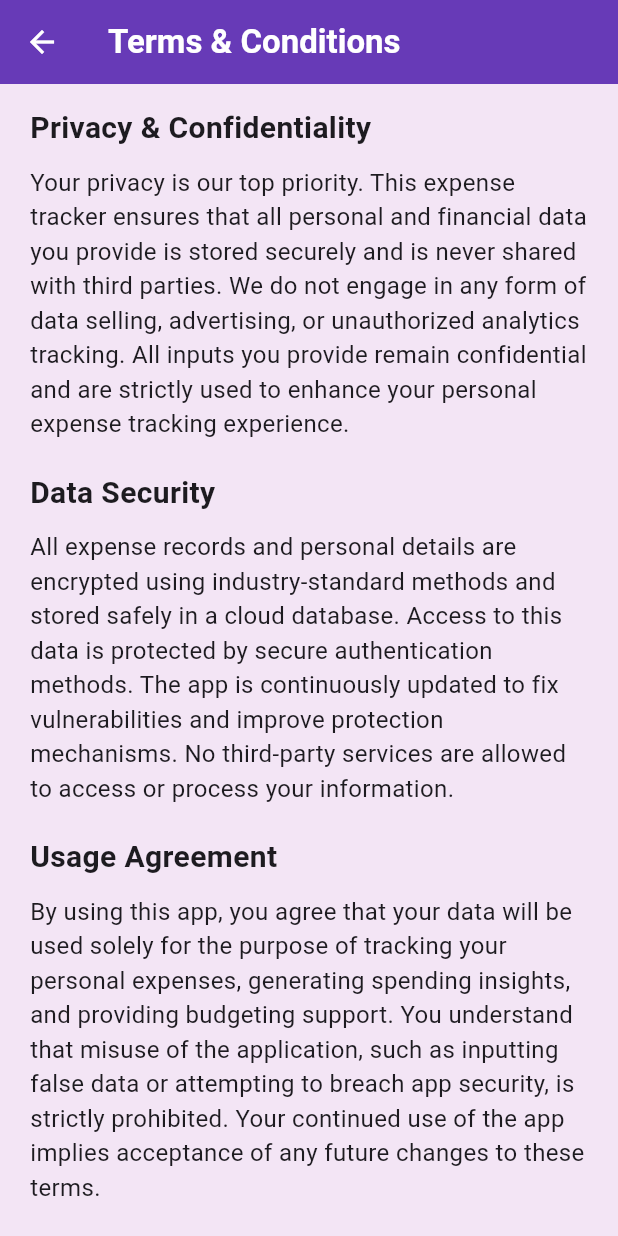
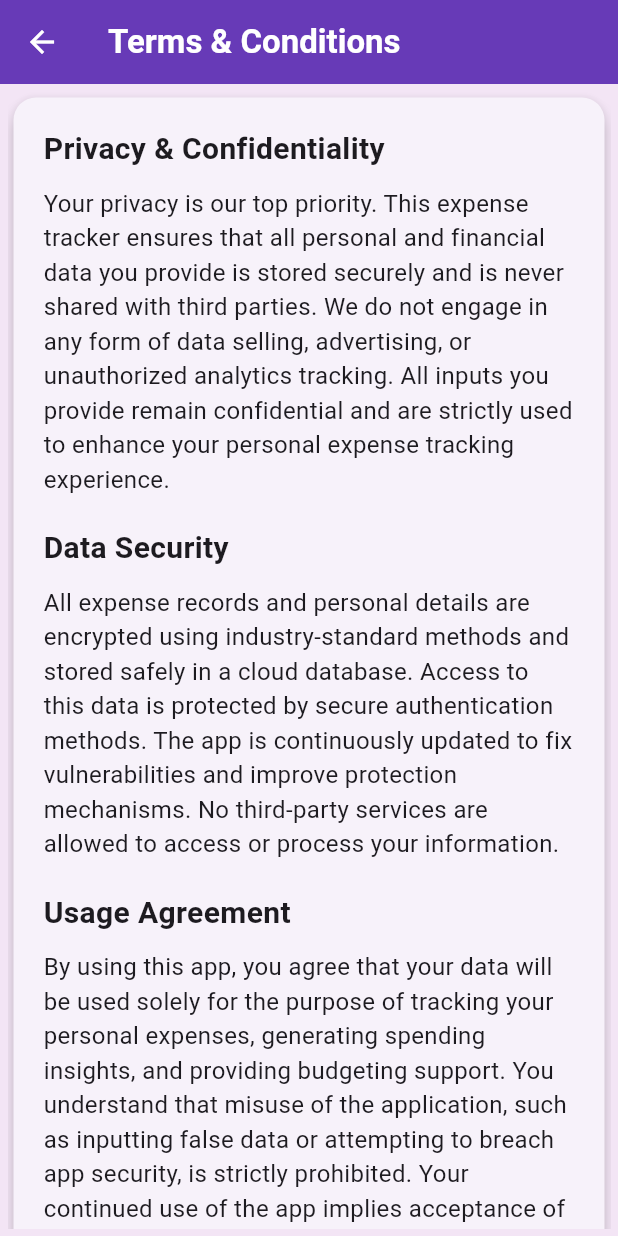
Before and after one commit to andersonnyeo/Trackify, a Flutter app: the TermsAndConditionsScreen screen opened directly, on a phone screen of 412 x 824 dp. Run offline on Flutter 3.47's test engine with Material 3 defaults, Android fonts, the phone set to English and light mode, and no system bars; our stand-ins replace cloud_firestore, firebase_auth, firebase_core, fl_chart, flutter_spinkit, fluttertoast; missing offline and left inert: ml_algo, ml_dataframe; accounts and stored records are empty.

Commit message:
input a card widget on the terms and condition

```diff
--- a/trackify/lib/screens/settings_screen/terms_condition.dart
+++ b/trackify/lib/screens/settings_screen/terms_condition.dart
@@ -21,8 +21,15 @@ class TermsAndConditionsScreen extends StatelessWidget {
       backgroundColor: Colors.purple[50],
       body: SafeArea(
         child: Padding(
-          padding: const EdgeInsets.symmetric(horizontal: 20.0, vertical: 15.0),
+          padding: const EdgeInsets.symmetric(horizontal: 5.0, vertical: 5.0),
           child: SingleChildScrollView(
+            child: Card(
+              shape: RoundedRectangleBorder(
+                borderRadius: BorderRadius.circular(15),
+              ),
+              elevation: 5,
+              child: Padding(
+                padding: const EdgeInsets.all(20.0),
                 child: Column(
                   crossAxisAlignment: CrossAxisAlignment.start,
                   children: [
@@ -83,8 +90,9 @@ class TermsAndConditionsScreen extends StatelessWidget {
                       style: TextStyle(fontSize: 16),
                     ),
                     const SizedBox(height: 20),
-
                   ],
+                ),
+              ),
             ),
           ),
         ),
```
Lines whose indentation alone changed are shown as unchanged.
